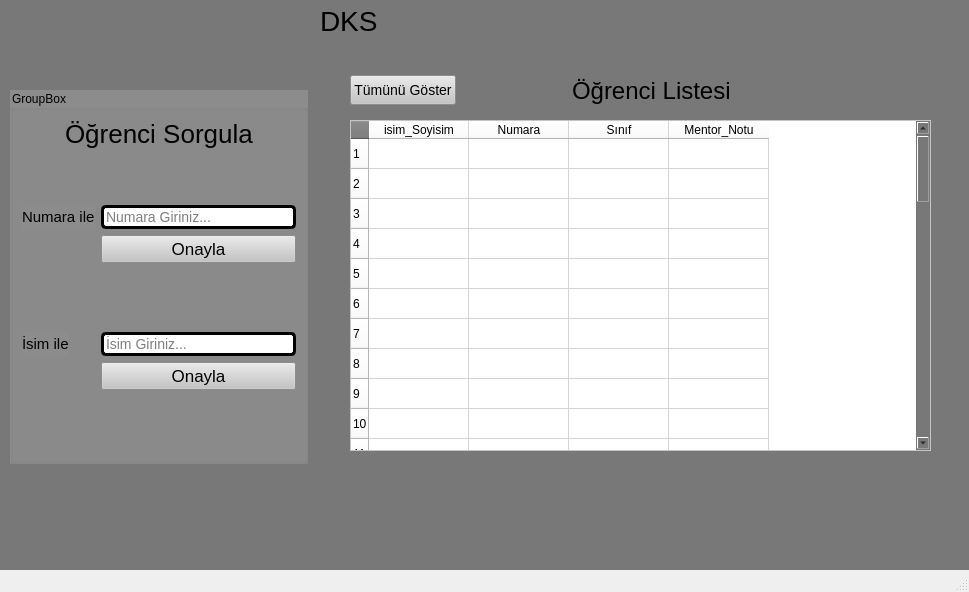
The window that ana.ui (abdullahdemil/database-experiment-with-PyMySQL-and-PyQt5-for-ASELSAN-MTAL-Clubs-policies) describes before a commit, drawn with Qt 5.
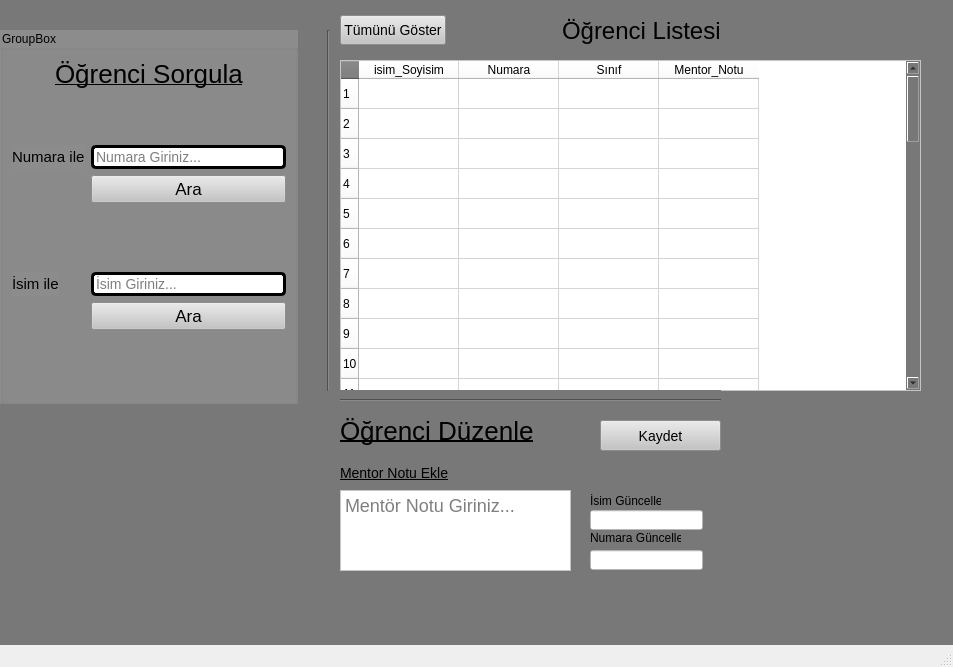
The same window after the commit.

```diff
--- a/ana.ui
+++ b/ana.ui
@@ -2,12 +2,15 @@
 <ui version="4.0">
  <class>MainWindow</class>
  <widget class="QMainWindow" name="MainWindow">
+  <property name="enabled">
+   <bool>true</bool>
+  </property>
   <property name="geometry">
    <rect>
     <x>0</x>
     <y>0</y>
-    <width>969</width>
-    <height>592</height>
+    <width>953</width>
+    <height>667</height>
    </rect>
   </property>
   <property name="windowTitle">
@@ -17,29 +20,11 @@
    <property name="styleSheet">
     <string notr="true">background-color: #787878;</string>
    </property>
-   <widget class="QLabel" name="label">
-    <property name="geometry">
-     <rect>
-      <x>320</x>
-      <y>0</y>
-      <width>71</width>
-      <height>41</height>
-     </rect>
-    </property>
-    <property name="font">
-     <font>
-      <pointsize>21</pointsize>
-     </font>
-    </property>
-    <property name="text">
-     <string>DKS</string>
-    </property>
-   </widget>
    <widget class="QTableWidget" name="TabloCiktisi">
     <property name="geometry">
      <rect>
-      <x>350</x>
-      <y>120</y>
+      <x>340</x>
+      <y>60</y>
       <width>581</width>
       <height>331</height>
      </rect>
@@ -128,8 +113,8 @@
    <widget class="QWidget" name="horizontalLayoutWidget_2">
     <property name="geometry">
      <rect>
-      <x>350</x>
-      <y>70</y>
+      <x>340</x>
+      <y>10</y>
       <width>571</width>
       <height>41</height>
      </rect>
@@ -203,8 +188,8 @@
    <widget class="QGroupBox" name="groupBox">
     <property name="geometry">
      <rect>
-      <x>10</x>
-      <y>90</y>
+      <x>0</x>
+      <y>30</y>
       <width>298</width>
       <height>374</height>
      </rect>
@@ -244,6 +229,7 @@
            <property name="styleSheet">
             <string notr="true">font-size: 26px;
 background-color: rgba(97, 72, 85, 0);
+text-decoration: underline;
 </string>
            </property>
            <property name="text">
@@ -327,7 +313,7 @@
 font-size: 17px;</string>
            </property>
            <property name="text">
-            <string>Onayla</string>
+            <string>Ara</string>
            </property>
            <property name="autoRepeatInterval">
             <number>100</number>
@@ -395,7 +381,7 @@
 font-size: 17px;</string>
            </property>
            <property name="text">
-            <string>Onayla</string>
+            <string>Ara</string>
            </property>
            <property name="autoRepeatInterval">
             <number>100</number>
@@ -421,6 +407,174 @@
      </item>
     </layout>
    </widget>
+   <widget class="QLabel" name="label_5">
+    <property name="geometry">
+     <rect>
+      <x>340</x>
+      <y>410</y>
+      <width>291</width>
+      <height>41</height>
+     </rect>
+    </property>
+    <property name="styleSheet">
+     <string notr="true">font-size: 26px;
+background-color: rgba(97, 72, 85, 0);
+text-decoration: underline;
+</string>
+    </property>
+    <property name="text">
+     <string>Öğrenci Düzenle</string>
+    </property>
+   </widget>
+   <widget class="QTextEdit" name="mentorNotuGuncelleInput">
+    <property name="geometry">
+     <rect>
+      <x>340</x>
+      <y>490</y>
+      <width>231</width>
+      <height>81</height>
+     </rect>
+    </property>
+    <property name="styleSheet">
+     <string notr="true">background-color: white;
+font-size: 18px;</string>
+    </property>
+    <property name="html">
+     <string>&lt;!DOCTYPE HTML PUBLIC &quot;-//W3C//DTD HTML 4.0//EN&quot; &quot;http://www.w3.org/TR/REC-html40/strict.dtd&quot;&gt;
+&lt;html&gt;&lt;head&gt;&lt;meta name=&quot;qrichtext&quot; content=&quot;1&quot; /&gt;&lt;style type=&quot;text/css&quot;&gt;
+p, li { white-space: pre-wrap; }
+&lt;/style&gt;&lt;/head&gt;&lt;body style=&quot; font-family:'MS Shell Dlg 2'; font-size:18px; font-weight:400; font-style:normal;&quot;&gt;
+&lt;p style=&quot;-qt-paragraph-type:empty; margin-top:0px; margin-bottom:0px; margin-left:0px; margin-right:0px; -qt-block-indent:0; text-indent:0px; font-size:8.25pt;&quot;&gt;&lt;br /&gt;&lt;/p&gt;&lt;/body&gt;&lt;/html&gt;</string>
+    </property>
+    <property name="placeholderText">
+     <string>Mentör Notu Giriniz...</string>
+    </property>
+   </widget>
+   <widget class="QLabel" name="label_6">
+    <property name="geometry">
+     <rect>
+      <x>340</x>
+      <y>463</y>
+      <width>111</width>
+      <height>20</height>
+     </rect>
+    </property>
+    <property name="styleSheet">
+     <string notr="true">font-size: 14px;
+background-color: rgba(97, 72, 85, 0);
+text-decoration: underline;
+</string>
+    </property>
+    <property name="text">
+     <string>Mentor Notu Ekle</string>
+    </property>
+   </widget>
+   <widget class="QLineEdit" name="isimGuncelleInput">
+    <property name="geometry">
+     <rect>
+      <x>590</x>
+      <y>510</y>
+      <width>113</width>
+      <height>20</height>
+     </rect>
+    </property>
+    <property name="styleSheet">
+     <string notr="true">background-color: white;
+font-size: 13px;</string>
+    </property>
+   </widget>
+   <widget class="QLineEdit" name="numaraGuncelleInput">
+    <property name="geometry">
+     <rect>
+      <x>590</x>
+      <y>550</y>
+      <width>113</width>
+      <height>20</height>
+     </rect>
+    </property>
+    <property name="styleSheet">
+     <string notr="true">background-color: white;
+font-size: 13px;</string>
+    </property>
+   </widget>
+   <widget class="QLabel" name="label_8">
+    <property name="geometry">
+     <rect>
+      <x>590</x>
+      <y>490</y>
+      <width>71</width>
+      <height>21</height>
+     </rect>
+    </property>
+    <property name="styleSheet">
+     <string notr="true">background-color: rgba(97, 72, 85, 0);</string>
+    </property>
+    <property name="text">
+     <string>İsim Güncelle</string>
+    </property>
+   </widget>
+   <widget class="QLabel" name="label_9">
+    <property name="geometry">
+     <rect>
+      <x>590</x>
+      <y>530</y>
+      <width>91</width>
+      <height>16</height>
+     </rect>
+    </property>
+    <property name="styleSheet">
+     <string notr="true">background-color: rgba(97, 72, 85, 0);</string>
+    </property>
+    <property name="text">
+     <string>Numara Güncelle</string>
+    </property>
+   </widget>
+   <widget class="QPushButton" name="duzenlemeKaydet">
+    <property name="geometry">
+     <rect>
+      <x>600</x>
+      <y>420</y>
+      <width>121</width>
+      <height>31</height>
+     </rect>
+    </property>
+    <property name="styleSheet">
+     <string notr="true">background-color: #c4c4c4;
+font-size: 14px;</string>
+    </property>
+    <property name="text">
+     <string>Kaydet</string>
+    </property>
+   </widget>
+   <widget class="Line" name="line">
+    <property name="geometry">
+     <rect>
+      <x>340</x>
+      <y>390</y>
+      <width>381</width>
+      <height>20</height>
+     </rect>
+    </property>
+    <property name="styleSheet">
+     <string notr="true"/>
+    </property>
+    <property name="orientation">
+     <enum>Qt::Horizontal</enum>
+    </property>
+   </widget>
+   <widget class="Line" name="line_2">
+    <property name="geometry">
+     <rect>
+      <x>320</x>
+      <y>30</y>
+      <width>16</width>
+      <height>361</height>
+     </rect>
+    </property>
+    <property name="orientation">
+     <enum>Qt::Vertical</enum>
+    </property>
+   </widget>
   </widget>
   <widget class="QMenuBar" name="menubar">
    <property name="geometry">
```
Left out of the diff: 6 changed lines with no effect on the pictures.
